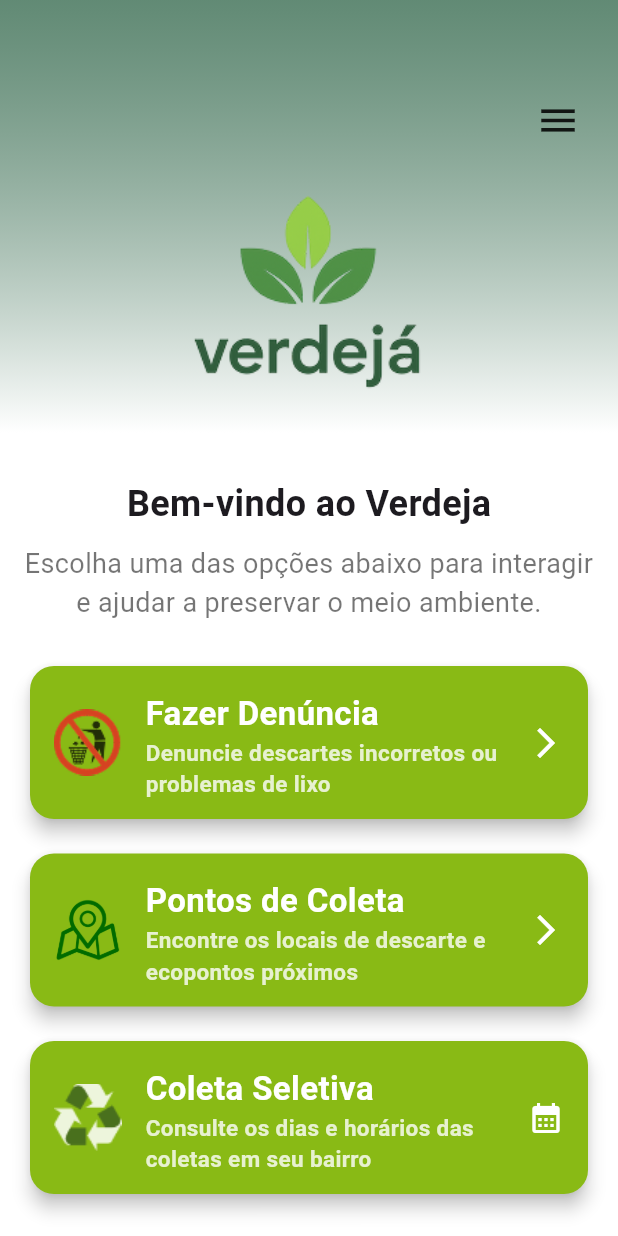
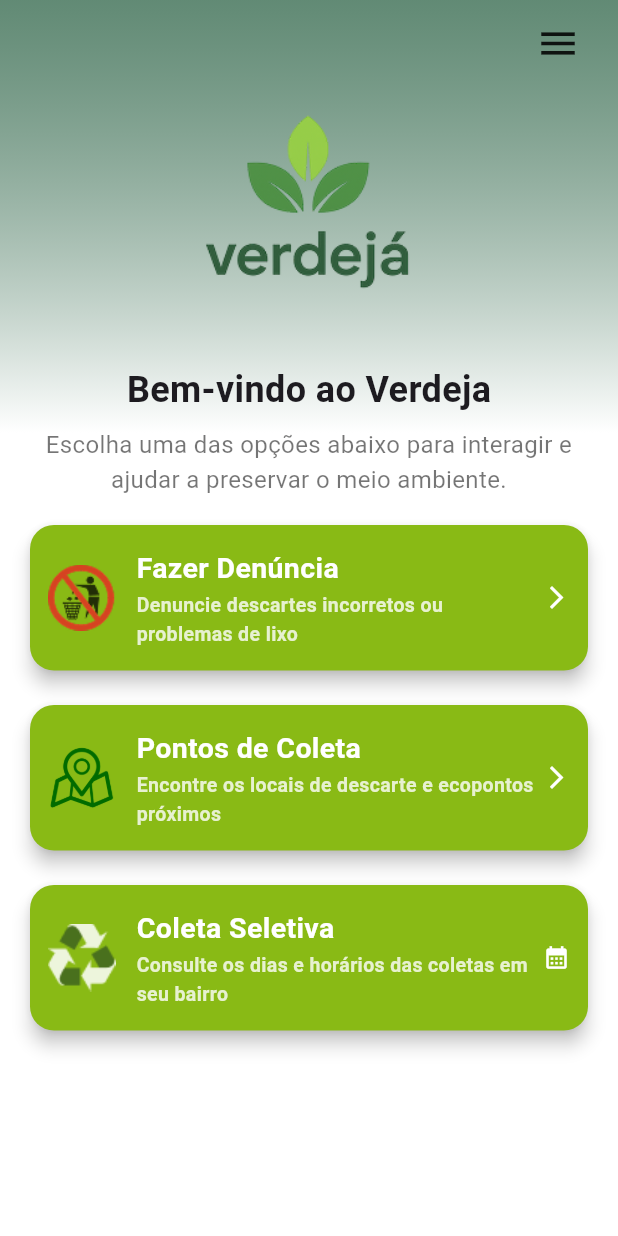
Before and after one commit to eudanielanjos/Projeto-Verde-ja, a Flutter app: the TelaInicialView screen opened by its route, on a phone screen of 412 x 824 dp. Run offline on Flutter 3.47's test engine with Material 3 defaults, Android fonts, the phone set to English and light mode, and no system bars; our stand-ins replace cloud_firestore, firebase_auth, firebase_core, flutter_map, geocoding, geolocator and 7 more; accounts and stored records are empty; network calls fail.

Commit message:
alterações:

```diff
--- a/lib/views/tela_inicial_view.dart
+++ b/lib/views/tela_inicial_view.dart
@@ -84,9 +84,9 @@ class _TelaInicialViewState extends State<TelaInicialView> {
       corCards = const Color.fromRGBO(137, 186, 21, 1);
     }
 
-    double alturaCard = zoomInterface ? 135 : 110;
-    double tamanhoTituloCard = zoomInterface ? 24 : 22;
-    double tamanhoSubCard = zoomInterface ? 17 : 15;
+    double alturaCard = zoomInterface ? 125 : 105;
+    double tamanhoTituloCard = zoomInterface ? 21 : 19;
+    double tamanhoSubCard = zoomInterface ? 15 : 13;
 
     return MediaQuery(
       data: MediaQuery.of(context).copyWith(
@@ -120,7 +120,7 @@ class _TelaInicialViewState extends State<TelaInicialView> {
               ),
               Expanded(
                 child: ListView(
-                  padding: const EdgeInsets.symmetric(vertical: 20),
+                  padding: const EdgeInsets.symmetric(vertical: 10),
                   children: [
                     _buildMenuCard(
                       icon: Icons.home,
@@ -232,15 +232,14 @@ class _TelaInicialViewState extends State<TelaInicialView> {
               stops: const [0.0, 0.35],
             ),
           ),
+          child: SafeArea(
             child: SingleChildScrollView(
               physics: const BouncingScrollPhysics(),
-            padding: const EdgeInsets.all(16),
+              padding: const EdgeInsets.symmetric(horizontal: 16, vertical: 5),
               child: Column(
                 crossAxisAlignment: CrossAxisAlignment.start,
                 children: [
-                const SizedBox(height: 40),
-                Builder(
-                  builder: (context) => Align(
+                  Align(
                     alignment: Alignment.topRight,
                     child: IconButton(
                       icon: Icon(Icons.menu, size: 30, color: altoContraste ? Colors.black : Colors.black87),
@@ -250,22 +249,21 @@ class _TelaInicialViewState extends State<TelaInicialView> {
                       },
                     ),
                   ),
-                ),
-                Center(child: Image.asset('assets/images/logo3.png', width: zoomInterface ? 240 : 200)),
-                const SizedBox(height: 15),
+                  Center(child: Image.asset('assets/images/logo3.png', width: zoomInterface ? 210 : 180)),
+                  const SizedBox(height: 10),
                   const Center(
                     child: Text(
                       "Bem-vindo ao Verdeja",
                       style: TextStyle(fontSize: 24, fontWeight: FontWeight.bold),
                     ),
                   ),
-                const SizedBox(height: 10),
+                  const SizedBox(height: 8),
                   const Text(
                     "Escolha uma das opções abaixo para interagir e ajudar a preservar o meio ambiente.",
                     textAlign: TextAlign.center,
-                  style: TextStyle(fontSize: 18, color: Colors.black54),
+                    style: TextStyle(fontSize: 16, color: Colors.black54),
                   ),
-                const SizedBox(height: 25),
+                  const SizedBox(height: 15),
                   StreamBuilder<User?>(
                     stream: FirebaseAuth.instance.authStateChanges(),
                     builder: (context, snapshot) {
@@ -327,8 +325,9 @@ class _TelaInicialViewState extends State<TelaInicialView> {
                     tamSub: tamanhoSubCard,
                     onTap: () => navegarParaTela(const ColetaView()),
                   ),
-                const SizedBox(height: 30),
+                  const SizedBox(height: 20),
                 ],
+              ),
             ),
           ),
         ),
@@ -338,7 +337,7 @@ class _TelaInicialViewState extends State<TelaInicialView> {
 
   Widget _buildMenuCard({required IconData icon, required String title, required Color corIcone, required VoidCallback onTap}) {
     return Padding(
-      padding: const EdgeInsets.symmetric(horizontal: 16, vertical: 8),
+      padding: const EdgeInsets.symmetric(horizontal: 16, vertical: 6),
       child: InkWell(
         onTap: onTap,
         borderRadius: BorderRadius.circular(16),
@@ -390,11 +389,11 @@ class _TelaInicialViewState extends State<TelaInicialView> {
           ),
           elevation: 5,
           child: Padding(
-            padding: const EdgeInsets.all(16),
+            padding: const EdgeInsets.all(12),
             child: Row(
               children: [
-                Image.asset(imagePath, width: zoomInterface ? 55 : 45),
-                const SizedBox(width: 16),
+                Image.asset(imagePath, width: zoomInterface ? 50 : 45),
+                const SizedBox(width: 14),
                 Expanded(
                   child: Column(
                     mainAxisAlignment: MainAxisAlignment.center,
@@ -403,15 +402,20 @@ class _TelaInicialViewState extends State<TelaInicialView> {
                       Text(
                         title,
                         style: TextStyle(fontSize: tamTitulo, fontWeight: FontWeight.bold, color: corTexto),
+                        maxLines: 1,
+                        overflow: TextOverflow.ellipsis,
                       ),
+                      const SizedBox(height: 2),
                       Text(
                         subtitle,
                         style: TextStyle(color: corTexto.withOpacity(0.8), fontWeight: FontWeight.w600, fontSize: tamSub),
+                        maxLines: 2,
+                        overflow: TextOverflow.ellipsis,
                       ),
                     ],
                   ),
                 ),
-                Icon(icon, color: corTexto),
+                Icon(icon, color: corTexto, size: zoomInterface ? 20 : 18),
               ],
             ),
           ),
```
Lines whose indentation alone changed are shown as unchanged.
